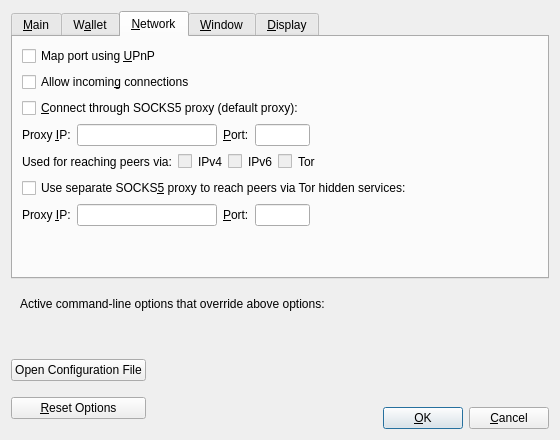
Before: the Qt Designer form src/qt/forms/optionsdialog.ui in bitfinitechain/bitfinite-core, drawn with Qt 5.
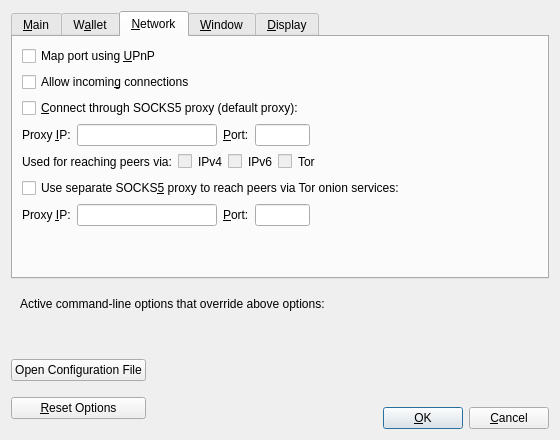
After: the same form once the commit is applied. The open tabs and pages were chosen to show the change. Custom widgets are drawn as their Qt base class.

Commit message:
[backport] Replace `hidden service` with `onion service`
Summary
---

This is a backport of https://github.com/bitcoin/bitcoin/pull/19638/commits/1e72b68ab330c72644981508c8a1b3fa670d086f

> For a couple of years, Tor documentation has made the term hidden
> service obsolete, in favor of onion service.
>
> This PR updates all the references in the code base.

Test plan
---

* `ninja all`

```diff
--- a/src/qt/forms/optionsdialog.ui
+++ b/src/qt/forms/optionsdialog.ui
@@ -472,7 +472,7 @@
           <string>Connect to the Bitcoin network through a separate SOCKS5 proxy for Tor hidden services.</string>
          </property>
          <property name="text">
-          <string>Use separate SOCKS&amp;5 proxy to reach peers via Tor hidden services:</string>
+          <string>Use separate SOCKS&amp;5 proxy to reach peers via Tor onion services:</string>
          </property>
         </widget>
        </item>
```
Left out of the diff: 2 changed lines with no effect on the pictures. The commit also changes 4 other files.
